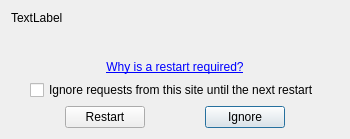
First picture: the form in resources/browser_integration_user_switch_dialog.ui, repository shotgunsoftware/tk-desktop, before the edit.
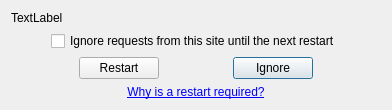
Second picture: the form after the edit.

What changed in the file:
```diff
--- a/resources/browser_integration_user_switch_dialog.ui
+++ b/resources/browser_integration_user_switch_dialog.ui
@@ -2,20 +2,6 @@
 <ui version="4.0">
  <class>BrowserIntegrationUserSwitchDialog</class>
  <widget class="QDialog" name="BrowserIntegrationUserSwitchDialog">
-  <property name="geometry">
-   <rect>
-    <x>0</x>
-    <y>0</y>
-    <width>350</width>
-    <height>139</height>
-   </rect>
-  </property>
-  <property name="sizePolicy">
-   <sizepolicy hsizetype="Fixed" vsizetype="Preferred">
-    <horstretch>0</horstretch>
-    <verstretch>0</verstretch>
-   </sizepolicy>
-  </property>
   <property name="windowTitle">
    <string>Dialog</string>
   </property>
@@ -23,7 +9,7 @@
    <item>
     <widget class="QLabel" name="reason_label">
      <property name="sizePolicy">
-      <sizepolicy hsizetype="Maximum" vsizetype="MinimumExpanding">
+      <sizepolicy hsizetype="Preferred" vsizetype="MinimumExpanding">
        <horstretch>0</horstretch>
        <verstretch>0</verstretch>
       </sizepolicy>
@@ -34,23 +20,13 @@
      <property name="alignment">
       <set>Qt::AlignLeading|Qt::AlignLeft|Qt::AlignTop</set>
      </property>
+     <property name="wordWrap">
+      <bool>true</bool>
+     </property>
     </widget>
    </item>
    <item>
     <layout class="QVBoxLayout" name="verticalLayout_2">
-     <item>
-      <widget class="QLabel" name="label_2">
-       <property name="text">
-        <string>&lt;a href=&quot;https://support.shotgunsoftware.com/hc/en-us/articles/219030858-Desktop-integration-from-the-browser&quot;&gt;Why is a restart required?&lt;/a&gt;</string>
-       </property>
-       <property name="alignment">
-        <set>Qt::AlignCenter</set>
-       </property>
-       <property name="openExternalLinks">
-        <bool>true</bool>
-       </property>
-      </widget>
-     </item>
      <item>
       <layout class="QHBoxLayout" name="horizontalLayout_2">
        <item>
@@ -123,6 +99,19 @@
      </item>
     </layout>
    </item>
+   <item>
+    <widget class="QLabel" name="label_2">
+     <property name="text">
+      <string>&lt;a href=&quot;https://support.shotgunsoftware.com/hc/en-us/articles/219030858-Desktop-integration-from-the-browser&quot;&gt;Why is a restart required?&lt;/a&gt;</string>
+     </property>
+     <property name="alignment">
+      <set>Qt::AlignCenter</set>
+     </property>
+     <property name="openExternalLinks">
+      <bool>true</bool>
+     </property>
+    </widget>
+   </item>
   </layout>
  </widget>
  <resources/>
```
Left out of the diff: 2 changed lines with no effect on the pictures.
